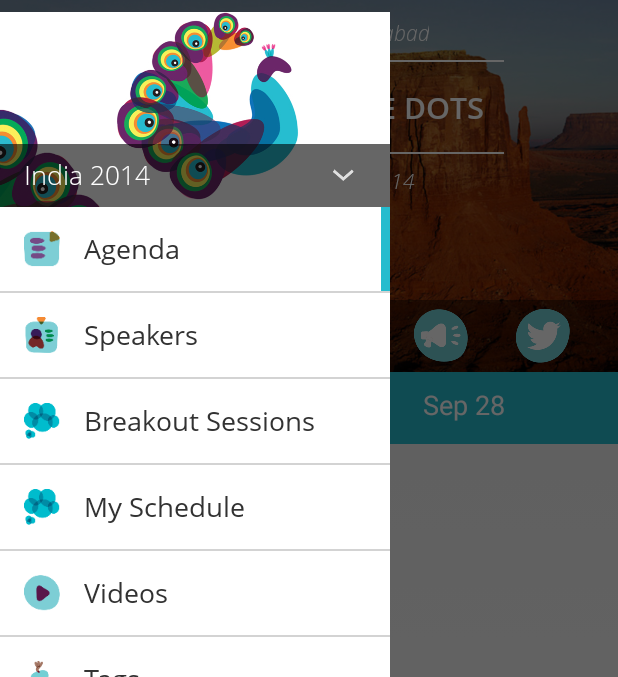
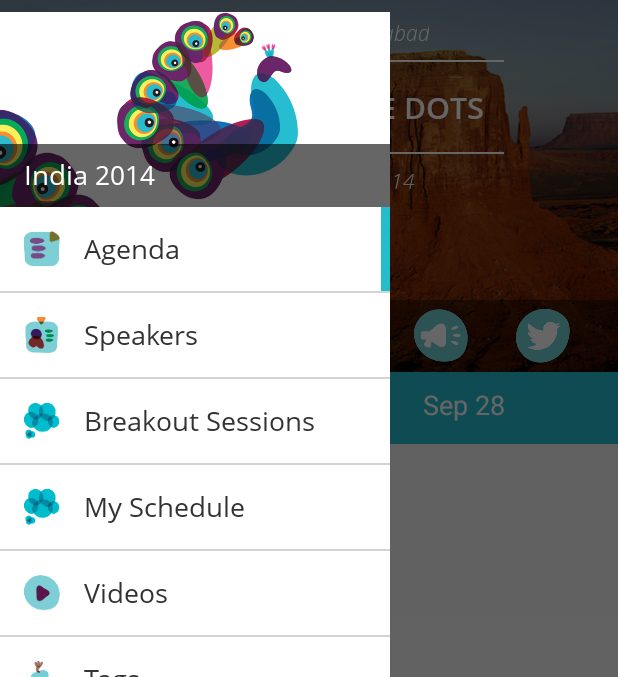
Before and after one commit to thotegowda/awayday2014, an Android app: the screen it shows after launch (HomeActivity), with the side drawer open, on a phone screen of 412 x 824 dp, the part 60-737 px from its top. Run offline under Robolectric (Android 15) with nearby library versions, the phone set to English and light mode, and no system bars; 6 statements that could not run were skipped.

Commit message:
Shashank | Some minor fixes

```diff
--- a/app/src/main/java/com/twi/awayday2014/view/DrawerHelper.java
+++ b/app/src/main/java/com/twi/awayday2014/view/DrawerHelper.java
@@ -158,7 +158,7 @@ public class DrawerHelper {
         });
 
         TextView countryText = (TextView) drawerlayout.findViewById(R.id.countryYearText);
-        countryText.setTypeface(Fonts.openSansLight(homeActivity));
+        countryText.setTypeface(Fonts.openSansRegular(homeActivity));
     }
 
     private void onNavigationItemSelect(int fragment) {
--- a/app/src/main/res/layout/activity_notifications.xml
+++ b/app/src/main/res/layout/activity_notifications.xml
@@ -21,7 +21,7 @@
 
         <View
             style="@style/HorizontalDivider"
-            android:background="@color/pink" />
+            android:background="@color/theme_color" />
 
         <FrameLayout
             android:layout_width="match_parent"
--- a/app/src/main/res/layout/activity_tweets.xml
+++ b/app/src/main/res/layout/activity_tweets.xml
@@ -6,8 +6,8 @@
     <ImageView
         android:layout_width="match_parent"
         android:layout_height="match_parent"
-        android:background="@drawable/background_twitter"
-        android:scaleType="centerCrop" />
+        android:scaleType="centerCrop"
+        android:background="@drawable/blur_background"/>
 
     <RelativeLayout
         android:layout_width="match_parent"
@@ -30,7 +30,7 @@
             android:id="@+id/divider"
             style="@style/HorizontalDivider"
             android:layout_below="@id/tweetsHeaderText"
-            android:background="@color/pink" />
+            android:background="@color/theme_color" />
 
         <LinearLayout
             android:id="@+id/placeholderView"
--- a/app/src/main/res/layout/view_drawer.xml
+++ b/app/src/main/res/layout/view_drawer.xml
@@ -25,7 +25,6 @@
             android:layout_height="@dimen/drawer_selection_buttons_layout_height"
             android:layout_gravity="bottom"
             android:background="@color/transparent_black"
-            android:drawableRight="@drawable/ic_action_expand"
             android:gravity="left"
             android:paddingBottom="@dimen/padding_small"
             android:paddingLeft="@dimen/padding"
```
Also changed, not shown: app/src/main/res/drawable/blur_background.jpg (added), 1 other file.
